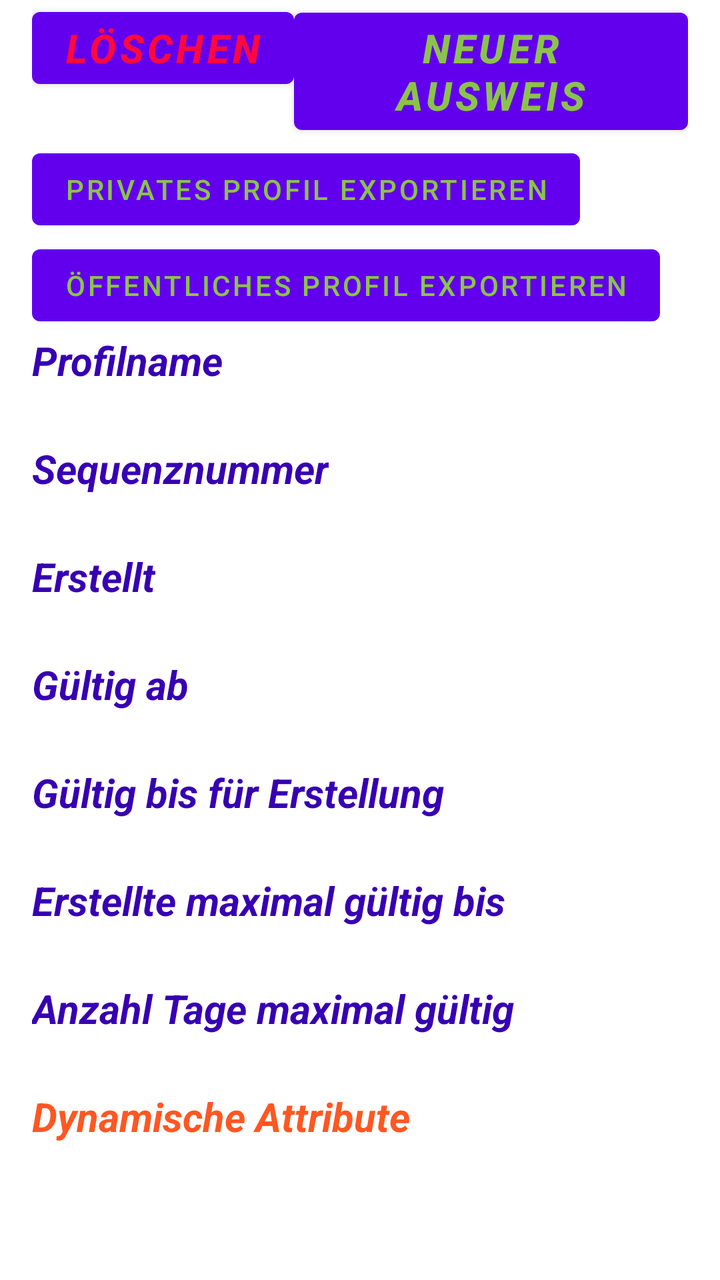
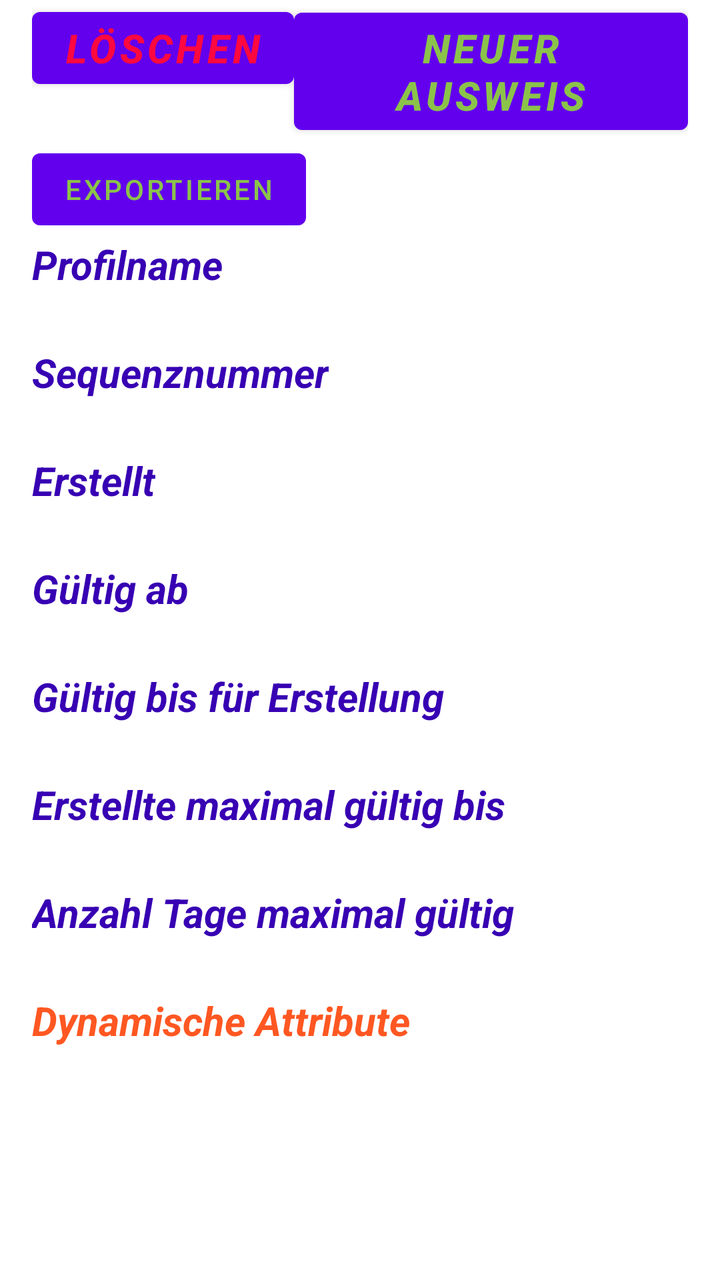

The first picture is an Android layout as it rendered before a commit; the second is the same layout after the commit. The layout source and the unified diff follow.
<!-- AndroidManifest.xml: application theme Theme.PommesfanIdentAndroid -->
<!-- res/layout/activity_profile_detail_view.xml -->
<?xml version="1.0" encoding="utf-8"?>
<ScrollView
        xmlns:android="http://schemas.android.com/apk/res/android"
        xmlns:tools="http://schemas.android.com/tools"
        android:id="@+id/publicProfileDetailView"
        android:layout_width="match_parent"
        android:layout_height="match_parent"
        android:paddingLeft="16dp"
        android:paddingRight="16dp"
        android:orientation="vertical"
        tools:context=".ProfileDetailView">

        <LinearLayout
                android:id="@+id/layoutProfileAttributes"
                android:layout_width="match_parent"
                android:layout_height="wrap_content"
                android:orientation="vertical">
                <LinearLayout
                        android:id="@+id/layoutDeleteAndNew"
                        android:layout_width="match_parent"
                        android:layout_height="match_parent"
                        android:orientation="horizontal">
                        <Button
                                android:textSize="20sp"
                                android:layout_width="wrap_content"
                                android:layout_height="wrap_content"
                                android:textColor="#FF0840"
                                android:textStyle="bold|italic"
                                android:text="@string/l_schen"
                                android:id="@+id/btnDelete" />
                        <Button
                                android:textSize="20sp"
                                android:layout_width="wrap_content"
                                android:layout_height="wrap_content"
                                android:textColor="#8BC34A"
                                android:textStyle="bold|italic"
                                android:text="@string/neuer_ausweis"
                                android:id="@+id/btnNewID" />
                </LinearLayout>
        <Button
                android:textSize="14sp"
                android:layout_width="wrap_content"
                android:layout_height="wrap_content"
                android:textColor="#8BC34A"
                android:text="@string/privates_profil_exportieren"
                android:id="@+id/btnExportPrivateProfile" />
        <Button
                android:textSize="14sp"
                android:layout_width="wrap_content"
                android:layout_height="wrap_content"
                android:textColor="#8BC34A"
                android:text="@string/ffentliches_profil_exportieren"
                android:id="@+id/btnExportPublicProfile" />
        <TextView
                android:textSize="20sp"
                android:layout_width="wrap_content"
                android:layout_height="wrap_content"
                android:textColor="@color/purple_700"
                android:textStyle="bold|italic"
                android:text="@string/profilname" />
        <TextView
                android:textSize="20sp"
                android:layout_width="wrap_content"
                android:layout_height="wrap_content"
                android:id="@+id/fieldprofileName"/>
        <TextView
                android:textSize="20sp"
                android:layout_width="wrap_content"
                android:layout_height="wrap_content"
                android:textColor="@color/purple_700"
                android:textStyle="bold|italic"
                android:text="@string/sequenznummer" />
        <TextView
                android:textSize="20sp"
                android:layout_width="wrap_content"
                android:layout_height="wrap_content"
                android:id="@+id/sequence_number"/>
        <TextView
                android:textSize="20sp"
                android:layout_width="wrap_content"
                android:layout_height="wrap_content"
                android:textColor="@color/purple_700"
                android:textStyle="bold|italic"
                android:text="@string/erstellt"/>
        <TextView
                android:textSize="20sp"
                android:layout_width="wrap_content"
                android:layout_height="wrap_content"
                android:id="@+id/created"/>
        <TextView
                android:textSize="20sp"
                android:layout_width="wrap_content"
                android:layout_height="wrap_content"
                android:textColor="@color/purple_700"
                android:textStyle="bold|italic"
                android:text="@string/g_ltig_ab"/>
        <TextView
                android:textSize="20sp"
                android:layout_width="wrap_content"
                android:layout_height="wrap_content"
                android:id="@+id/valid_from"/>
        <TextView
                android:textSize="20sp"
                android:layout_width="wrap_content"
                android:layout_height="wrap_content"
                android:textColor="@color/purple_700"
                android:textStyle="bold|italic"
                android:text="@string/g_ltig_bis_f_r_erstellung"/>
        <TextView
                android:textSize="20sp"
                android:layout_width="wrap_content"
                android:layout_height="wrap_content"
                android:id="@+id/valid_for_creation"/>
        <TextView
                android:textSize="20sp"
                android:layout_width="wrap_content"
                android:layout_height="wrap_content"
                android:textColor="@color/purple_700"
                android:textStyle="bold|italic"
                android:text="@string/erstellte_maximal_g_ltig_bis"/>
        <TextView
                android:textSize="20sp"
                android:layout_width="wrap_content"
                android:layout_height="wrap_content"
                android:id="@+id/valid_for_created"/>
        <TextView
                android:textSize="20sp"
                android:layout_width="wrap_content"
                android:layout_height="wrap_content"
                android:textColor="@color/purple_700"
                android:textStyle="bold|italic"
                android:text="@string/anzahl_tage_maximal_g_ltig"/>
        <TextView
                android:textSize="20sp"
                android:layout_width="wrap_content"
                android:layout_height="wrap_content"
                android:id="@+id/max_valid_days"/>
        <TextView
                android:textSize="20sp"
                android:layout_width="wrap_content"
                android:layout_height="wrap_content"
                android:textColor="#FF5722"
                android:textStyle="bold|italic"
                android:text="@string/dynamische_attribute"/>
    </LinearLayout>
</ScrollView>
<!-- resources referenced by this layout -->
<resources>
  <color name="purple_700">#FF3700B3</color>
  <string name="anzahl_tage_maximal_g_ltig">Anzahl Tage maximal gültig</string>
  <string name="dynamische_attribute">Dynamische Attribute</string>
  <string name="erstellt">Erstellt</string>
  <string name="erstellte_maximal_g_ltig_bis">Erstellte maximal gültig bis</string>
  <string name="ffentliches_profil_exportieren">Öffentliches Profil exportieren</string>
  <string name="g_ltig_ab">Gültig ab</string>
  <string name="g_ltig_bis_f_r_erstellung">Gültig bis für Erstellung</string>
  <string name="l_schen">Löschen</string>
  <string name="neuer_ausweis">Neuer Ausweis</string>
  <string name="privates_profil_exportieren">Privates Profil exportieren</string>
  <string name="profilname">Profilname</string>
  <string name="sequenznummer">Sequenznummer</string>
  <style name="Theme.PommesfanIdentAndroid" parent="Theme.MaterialComponents.DayNight.NoActionBar">
          
          <item name="colorPrimary">@color/purple_500</item>
          <item name="colorPrimaryVariant">@color/purple_700</item>
          <item name="colorOnPrimary">@color/white</item>
          
          <item name="colorSecondary">@color/teal_200</item>
          <item name="colorSecondaryVariant">@color/teal_700</item>
          <item name="colorOnSecondary">@color/black</item>
          
          <item name="android:statusBarColor">?attr/colorPrimaryVariant</item>
          
      </style>
  <color name="purple_500">#FF6200EE</color>
  <color name="white">#FFFFFFFF</color>
  <color name="teal_200">#FF03DAC5</color>
  <color name="teal_700">#FF018786</color>
  <color name="black">#FF000000</color>
</resources>

<!-- the commit's change to res/layout/activity_profile_detail_view.xml (unified diff, before → after) -->
@@ -42,15 +42,8 @@
                 android:layout_width="wrap_content"
                 android:layout_height="wrap_content"
                 android:textColor="#8BC34A"
-                android:text="@string/privates_profil_exportieren"
-                android:id="@+id/btnExportPrivateProfile" />
-        <Button
-                android:textSize="14sp"
-                android:layout_width="wrap_content"
-                android:layout_height="wrap_content"
-                android:textColor="#8BC34A"
-                android:text="@string/ffentliches_profil_exportieren"
-                android:id="@+id/btnExportPublicProfile" />
+                android:text="@string/exportieren"
+                android:id="@+id/btnExport" />
         <TextView
                 android:textSize="20sp"
                 android:layout_width="wrap_content"
<!-- resource entries referenced after the edit -->
@@ -5,12 +5,11 @@
   <string name="dynamische_attribute">Dynamische Attribute</string>
   <string name="erstellt">Erstellt</string>
   <string name="erstellte_maximal_g_ltig_bis">Erstellte maximal gültig bis</string>
-  <string name="ffentliches_profil_exportieren">Öffentliches Profil exportieren</string>
+  <string name="exportieren">Exportieren</string>
   <string name="g_ltig_ab">Gültig ab</string>
   <string name="g_ltig_bis_f_r_erstellung">Gültig bis für Erstellung</string>
   <string name="l_schen">Löschen</string>
   <string name="neuer_ausweis">Neuer Ausweis</string>
-  <string name="privates_profil_exportieren">Privates Profil exportieren</string>
   <string name="profilname">Profilname</string>
   <string name="sequenznummer">Sequenznummer</string>
   <style name="Theme.PommesfanIdentAndroid" parent="Theme.MaterialComponents.DayNight.NoActionBar">
